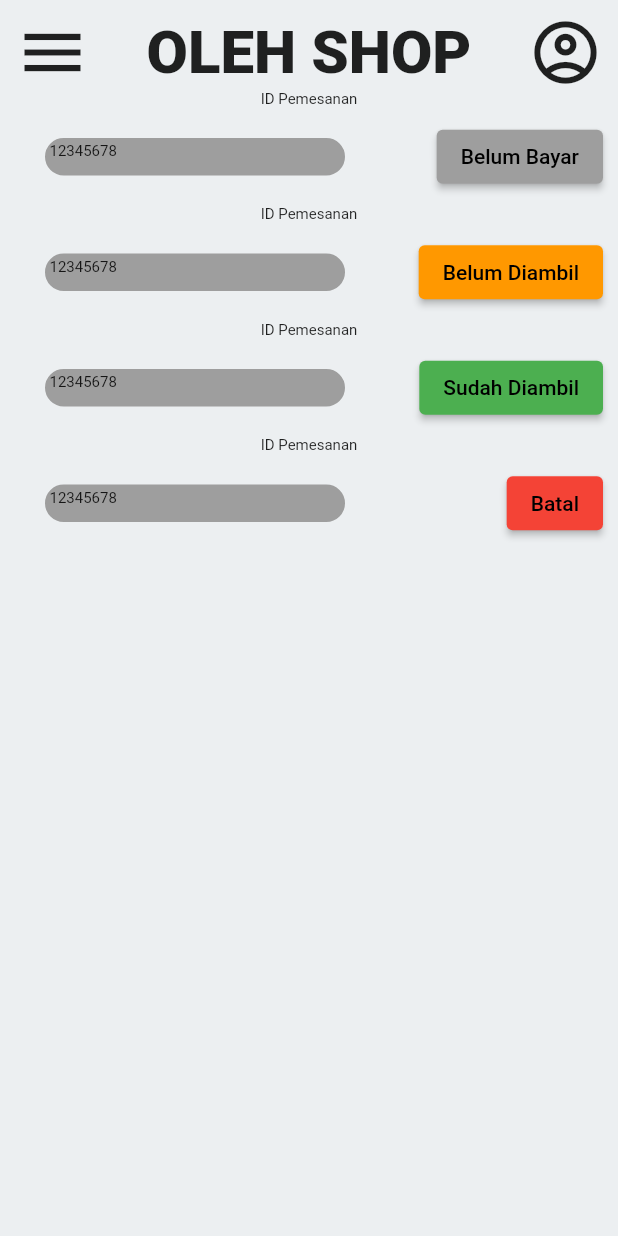
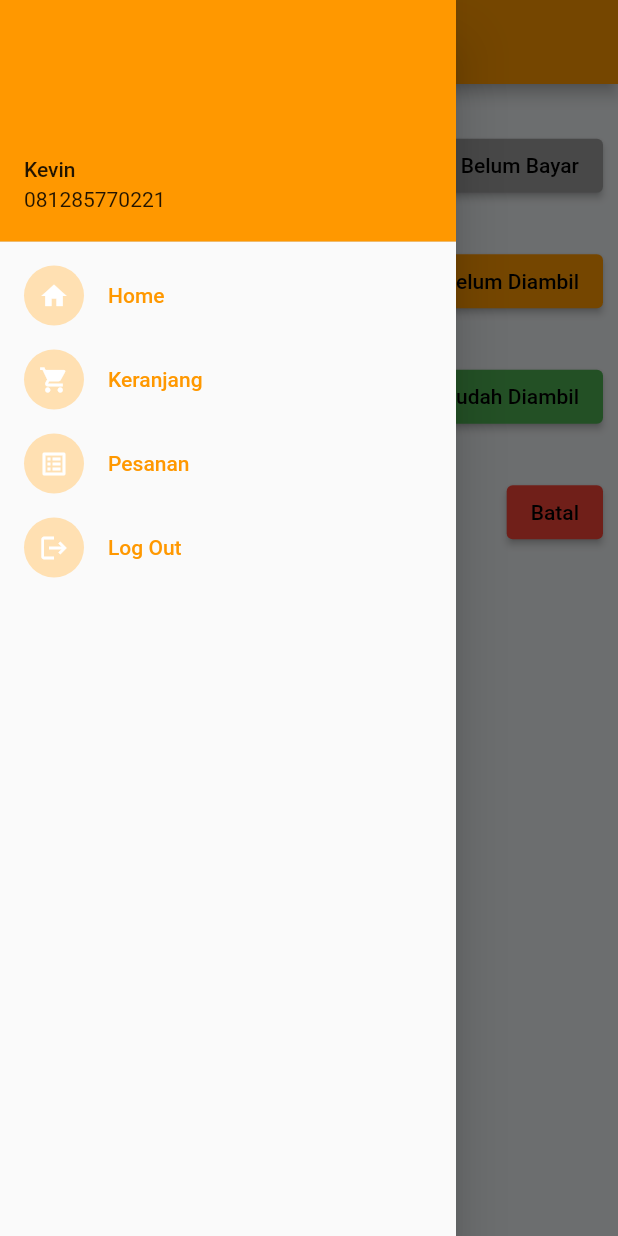
Before and after one commit to kdrm12/oleh_shop_mobile_app, a Flutter app: the PesananPage screen opened by its route, with the side drawer open (before the commit the screen has no drawer), on a phone screen of 412 x 824 dp. Run offline on Flutter 3.47's test engine with Material 2 defaults, Android fonts, the phone set to English and light mode, and no system bars; our stand-ins replace cached_network_image; network calls fail.

Commit message:
add drawer, update signup, signin, pesananPage

```diff
--- a/lib/pages/pesananPage.dart
+++ b/lib/pages/pesananPage.dart
@@ -1,4 +1,5 @@
 import 'package:flutter/material.dart';
+import 'package:oleh_shop_app/widgets/drawer.dart';
 
 class PesananPage extends StatefulWidget {
   const PesananPage({Key? key}) : super(key: key);
@@ -12,33 +13,35 @@ class _PesananPageState extends State<PesananPage> {
   Widget build(BuildContext context) {
     return Scaffold(
       backgroundColor: Colors.blueGrey[50],
+      appBar: AppBar(title: const Text("Pesanan")),
+      drawer: drawer(context),
       body: SafeArea(
         child: Container(
           margin: const EdgeInsets.all(10),
           child: Column(
             children: [
-              Row(
-                mainAxisAlignment: MainAxisAlignment.spaceBetween,
-                crossAxisAlignment: CrossAxisAlignment.center,
-                children: const [
-                  Icon(
-                    Icons.menu,
-                    size: 50,
-                  ),
-                  Text(
-                    'OLEH SHOP',
-                    style: TextStyle(
-                      fontSize: 40,
-                      fontWeight: FontWeight.w900,
-                      color: Colors.black87,
-                    ),
-                  ),
-                  Icon(
-                    Icons.account_circle_outlined,
-                    size: 50,
-                  ),
-                ],
-              ),
+              // Row(
+              //   mainAxisAlignment: MainAxisAlignment.spaceBetween,
+              //   crossAxisAlignment: CrossAxisAlignment.center,
+              //   children: const [
+              //     Icon(
+              //       Icons.menu,
+              //       size: 50,
+              //     ),
+              //     Text(
+              //       'OLEH SHOP',
+              //       style: TextStyle(
+              //         fontSize: 40,
+              //         fontWeight: FontWeight.w900,
+              //         color: Colors.black87,
+              //       ),
+              //     ),
+              //     Icon(
+              //       Icons.account_circle_outlined,
+              //       size: 50,
+              //     ),
+              //   ],
+              // ),
               Text("ID Pemesanan",
                   textAlign: TextAlign.left,
                   style: TextStyle(
--- a/lib/pages/signin.dart
+++ b/lib/pages/signin.dart
@@ -96,9 +96,10 @@ class SignInPage extends StatelessWidget {
                         elevation: 7.0,
                         child: GestureDetector(
                           onTap: () {
-                            Navigator.pushNamed(
+                            Navigator.pushNamedAndRemoveUntil(
                               context,
                               '/home',
+                              (Route<dynamic> route) => false,
                             );
                           },
                           child: const Center(
--- a/lib/pages/signup.dart
+++ b/lib/pages/signup.dart
@@ -1,7 +1,5 @@
 import 'package:flutter/material.dart';
 import 'dart:math' as math;
-
-import 'package:oleh_shop_app/pages/signin.dart';
 
 class SignUpPage extends StatelessWidget {
   const SignUpPage({Key? key}) : super(key: key);
--- /dev/null
+++ b/lib/widgets/drawer.dart
@@ -0,0 +1,68 @@
+import 'package:flutter/material.dart';
+
+Drawer drawer(BuildContext context) {
+  return Drawer(
+    child: Column(
+      children: [
+        const UserAccountsDrawerHeader(
+          accountName: Text("Kevin"),
+          accountEmail: Text("081285770221"),
+        ),
+        ListTile(
+          selected: true,
+          leading: const CircleAvatar(
+            child: Icon(
+              Icons.home,
+              color: Colors.white,
+              size: 20.0,
+            ),
+          ),
+          title: const Text("Home"),
+          onTap: () {
+            Navigator.pushReplacementNamed(context, '/home');
+          },
+        ),
+        const ListTile(
+          selected: true,
+          leading: CircleAvatar(
+            child: Icon(
+              Icons.shopping_cart,
+              color: Colors.white,
+              size: 20.0,
+            ),
+          ),
+          title: Text("Keranjang"),
+          //onTap: () {},
+        ),
+        ListTile(
+          selected: true,
+          leading: const CircleAvatar(
+            child: Icon(
+              Icons.list_alt,
+              color: Colors.white,
+              size: 20.0,
+            ),
+          ),
+          title: const Text("Pesanan"),
+          onTap: () {
+            Navigator.pushReplacementNamed(context, '/pesanan');
+          },
+        ),
+        ListTile(
+          selected: true,
+          leading: const CircleAvatar(
+            child: Icon(
+              Icons.logout,
+              color: Colors.white,
+              size: 20.0,
+            ),
+          ),
+          title: const Text("Log Out"),
+          onTap: () {
+            Navigator.pushReplacementNamed(context, '/logout');
+          },
+        ),
+      ],
+    ),
+  );
+}
```
Also changed, not shown: lib/pages/HomePage.dart (+7 -54 lines).
